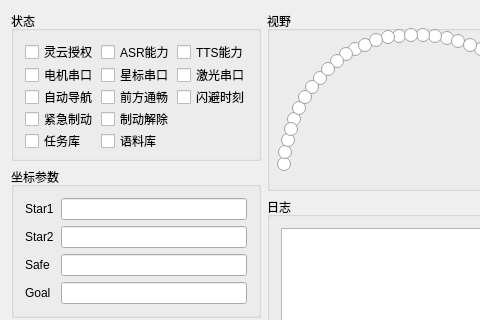
Before: the Qt Designer form RobotQ/DashBoard.ui in MuseumRobot/RobotQ, drawn with Qt 5; both pictures show x 0 to 480 and y 0 to 320 of the 578 by 430 pixel window.
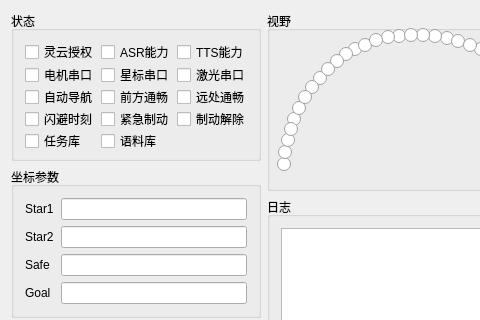
After: the same form once the commit is applied. Icons and pictures are not drawn.

Commit message:
增加远处障碍判定
1.改为启用实验室LED标签数组
2.在远处也空旷时前进速度增加

Diff of the .ui file:
```diff
--- a/RobotQ/DashBoard.ui
+++ b/RobotQ/DashBoard.ui
@@ -215,72 +215,6 @@
             </property>
            </widget>
           </item>
-          <item row="2" column="2">
-           <widget class="QCheckBox" name="ck_isDodgetime">
-            <property name="sizePolicy">
-             <sizepolicy hsizetype="Minimum" vsizetype="Preferred">
-              <horstretch>0</horstretch>
-              <verstretch>0</verstretch>
-             </sizepolicy>
-            </property>
-            <property name="minimumSize">
-             <size>
-              <width>0</width>
-              <height>20</height>
-             </size>
-            </property>
-            <property name="text">
-             <string>闪避时刻</string>
-            </property>
-            <property name="checkable">
-             <bool>true</bool>
-            </property>
-           </widget>
-          </item>
-          <item row="3" column="0">
-           <widget class="QCheckBox" name="ck_isEmergency">
-            <property name="sizePolicy">
-             <sizepolicy hsizetype="Minimum" vsizetype="Preferred">
-              <horstretch>0</horstretch>
-              <verstretch>0</verstretch>
-             </sizepolicy>
-            </property>
-            <property name="minimumSize">
-             <size>
-              <width>0</width>
-              <height>20</height>
-             </size>
-            </property>
-            <property name="text">
-             <string>紧急制动</string>
-            </property>
-            <property name="checkable">
-             <bool>true</bool>
-            </property>
-           </widget>
-          </item>
-          <item row="3" column="1">
-           <widget class="QCheckBox" name="ck_isBlockEmergency">
-            <property name="sizePolicy">
-             <sizepolicy hsizetype="Minimum" vsizetype="Preferred">
-              <horstretch>0</horstretch>
-              <verstretch>0</verstretch>
-             </sizepolicy>
-            </property>
-            <property name="minimumSize">
-             <size>
-              <width>0</width>
-              <height>20</height>
-             </size>
-            </property>
-            <property name="text">
-             <string>制动解除</string>
-            </property>
-            <property name="checkable">
-             <bool>true</bool>
-            </property>
-           </widget>
-          </item>
           <item row="4" column="0">
            <widget class="QCheckBox" name="ck_isTaskDataReady">
             <property name="sizePolicy">
@@ -325,6 +259,94 @@
             </property>
            </widget>
           </item>
+          <item row="3" column="2">
+           <widget class="QCheckBox" name="ck_isBlockEmergency">
+            <property name="sizePolicy">
+             <sizepolicy hsizetype="Minimum" vsizetype="Preferred">
+              <horstretch>0</horstretch>
+              <verstretch>0</verstretch>
+             </sizepolicy>
+            </property>
+            <property name="minimumSize">
+             <size>
+              <width>0</width>
+              <height>20</height>
+             </size>
+            </property>
+            <property name="text">
+             <string>制动解除</string>
+            </property>
+            <property name="checkable">
+             <bool>true</bool>
+            </property>
+           </widget>
+          </item>
+          <item row="3" column="1">
+           <widget class="QCheckBox" name="ck_isEmergency">
+            <property name="sizePolicy">
+             <sizepolicy hsizetype="Minimum" vsizetype="Preferred">
+              <horstretch>0</horstretch>
+              <verstretch>0</verstretch>
+             </sizepolicy>
+            </property>
+            <property name="minimumSize">
+             <size>
+              <width>0</width>
+              <height>20</height>
+             </size>
+            </property>
+            <property name="text">
+             <string>紧急制动</string>
+            </property>
+            <property name="checkable">
+             <bool>true</bool>
+            </property>
+           </widget>
+          </item>
+          <item row="3" column="0">
+           <widget class="QCheckBox" name="ck_isDodgetime">
+            <property name="sizePolicy">
+             <sizepolicy hsizetype="Minimum" vsizetype="Preferred">
+              <horstretch>0</horstretch>
+              <verstretch>0</verstretch>
+             </sizepolicy>
+            </property>
+            <property name="minimumSize">
+             <size>
+              <width>0</width>
+              <height>20</height>
+             </size>
+            </property>
+            <property name="text">
+             <string>闪避时刻</string>
+            </property>
+            <property name="checkable">
+             <bool>true</bool>
+            </property>
+           </widget>
+          </item>
+          <item row="2" column="2">
+           <widget class="QCheckBox" name="ck_isFarClear">
+            <property name="sizePolicy">
+             <sizepolicy hsizetype="Minimum" vsizetype="Preferred">
+              <horstretch>0</horstretch>
+              <verstretch>0</verstretch>
+             </sizepolicy>
+            </property>
+            <property name="minimumSize">
+             <size>
+              <width>0</width>
+              <height>20</height>
+             </size>
+            </property>
+            <property name="text">
+             <string>远处通畅</string>
+            </property>
+            <property name="checkable">
+             <bool>true</bool>
+            </property>
+           </widget>
+          </item>
          </layout>
         </item>
        </layout>
```
The commit also changes 5 other files.
